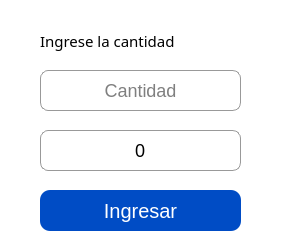
Qt form ui/IngresarCantidad.ui (Moises024/sistema_de_caja) before a commit.
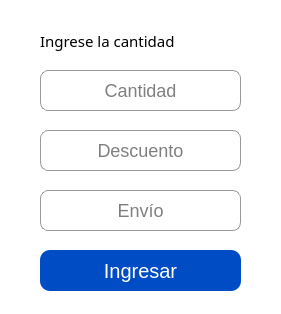
The same form after that commit. Icons and pictures are not drawn.

```diff
--- a/ui/IngresarCantidad.ui
+++ b/ui/IngresarCantidad.ui
@@ -7,7 +7,7 @@
     <x>0</x>
     <y>0</y>
     <width>281</width>
-    <height>248</height>
+    <height>314</height>
    </rect>
   </property>
   <property name="windowTitle">
@@ -71,7 +71,7 @@
    <property name="geometry">
     <rect>
      <x>40</x>
-     <y>190</y>
+     <y>250</y>
      <width>201</width>
      <height>41</height>
     </rect>
@@ -101,7 +101,7 @@
 font-size: 18px;</string>
    </property>
    <property name="text">
-    <string>0</string>
+    <string/>
    </property>
    <property name="alignment">
     <set>Qt::AlignCenter</set>
@@ -110,6 +110,30 @@
     <string>Descuento</string>
    </property>
   </widget>
+  <widget class="QLineEdit" name="input_envio">
+   <property name="geometry">
+    <rect>
+     <x>40</x>
+     <y>190</y>
+     <width>201</width>
+     <height>41</height>
+    </rect>
+   </property>
+   <property name="styleSheet">
+    <string notr="true">border: 1px solid #999;
+border-radius: 8px;
+font-size: 18px;</string>
+   </property>
+   <property name="text">
+    <string/>
+   </property>
+   <property name="alignment">
+    <set>Qt::AlignCenter</set>
+   </property>
+   <property name="placeholderText">
+    <string>Envío</string>
+   </property>
+  </widget>
  </widget>
  <resources/>
  <connections/>
```
